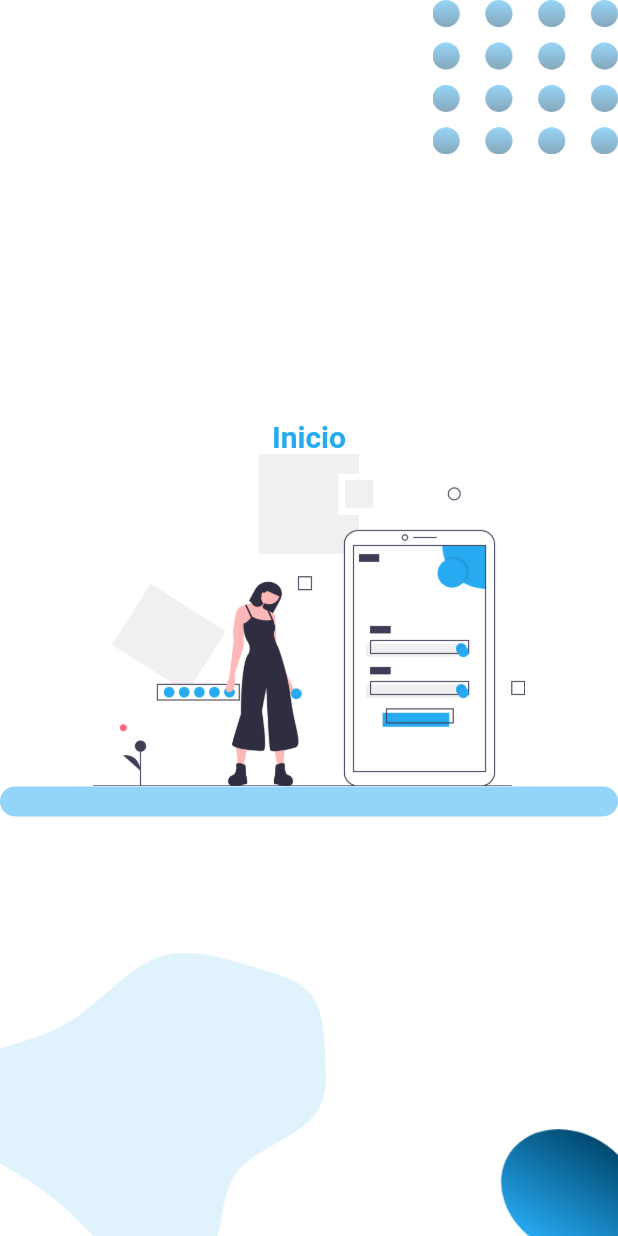
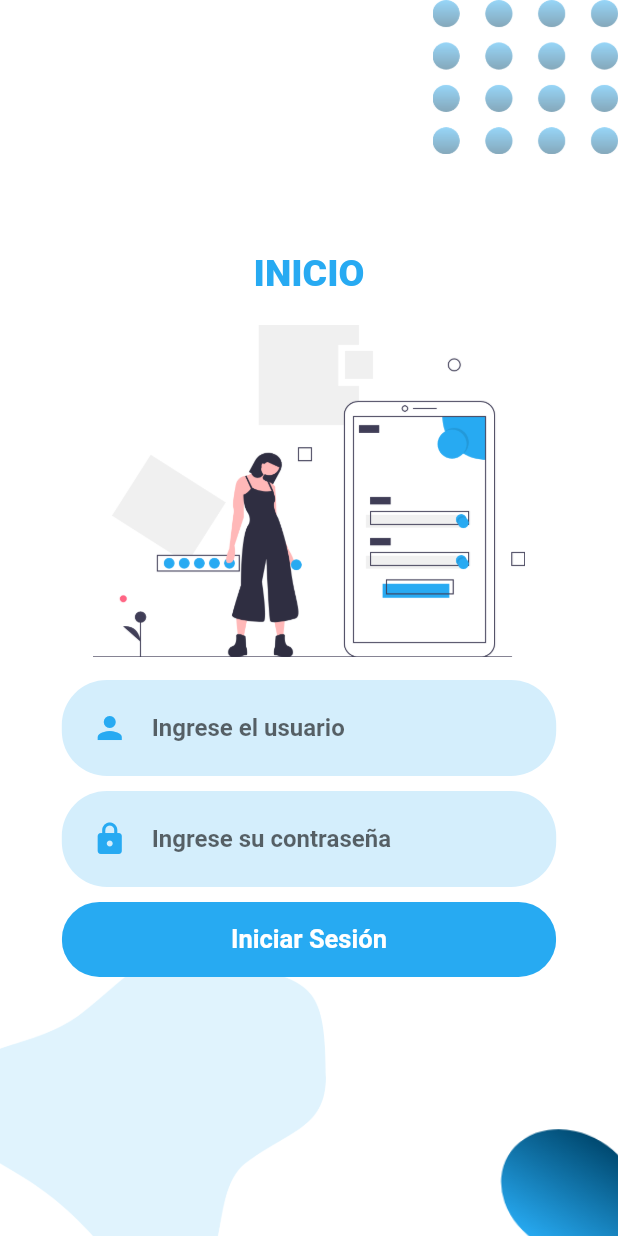
Before and after one commit to EmmanuelDeLaion/App-Mobile-Encuestas, a Flutter app: the screen it shows after launch, after a tap on "Iniciar Sesión", on a phone screen of 412 x 824 dp. Run offline on Flutter 3.47's test engine with Material 2 defaults, Android fonts, the phone set to English and light mode, and no system bars.

Commit message:
pantalla login terminada

```diff
--- a/lib/constants.dart
+++ b/lib/constants.dart
@@ -3,3 +3,4 @@ import 'package:flutter/material.dart';
 
 const colorPrimary = Color.fromRGBO(39, 170, 242, 1);
 const colorPrimaryLigth = Color.fromRGBO(39, 170, 242, 0.5);
+const colorPrimaryLigth2 = Color.fromRGBO(39, 170, 242, 0.2);
--- a/lib/screens/login/components/body.dart
+++ b/lib/screens/login/components/body.dart
@@ -1,6 +1,5 @@
 import 'package:encuestas/constants.dart';
 import 'package:encuestas/screens/login/components/background.dart';
-import 'package:encuestas/screens/login/login_screen.dart';
 import 'package:flutter/material.dart';
 
 class Body extends StatelessWidget {
@@ -12,12 +11,12 @@ class Body extends StatelessWidget {
         mainAxisAlignment: MainAxisAlignment.center,
         children: <Widget>[
           Text(
-            "Inicio",
+            "INICIO",
             style: TextStyle(
-              fontSize: 20,
-              fontWeight: FontWeight.bold,
-              color: colorPrimary
-            ),
+                fontSize: 25, fontWeight: FontWeight.w900, color: colorPrimary),
+          ),
+          SizedBox(
+            height: 20,
           ),
           Image(
             image: AssetImage(
@@ -25,11 +24,51 @@ class Body extends StatelessWidget {
             ),
             width: size.width * 0.7,
           ),
+          SizedBox(
+            height: 10,
+          ),
+          TextFieldContainer(
+            child: TextField(
+              decoration: InputDecoration(
+                  icon: Icon(
+                    Icons.person,
+                    color: colorPrimary,
+                  ),
+                  hintText: "Ingrese el usuario",
+                  hintStyle: TextStyle(fontWeight: FontWeight.bold),
+                  border: InputBorder.none),
+            ),
+          ),
+          TextFieldContainer(
+            child: TextField(
+              obscureText: true,
+              decoration: InputDecoration(
+                  icon: Icon(
+                    Icons.lock_rounded,
+                    color: colorPrimary,
+                  ),
+                  hintText: "Ingrese su contraseña",
+                  hintStyle: TextStyle(fontWeight: FontWeight.bold),
+                  border: InputBorder.none),
+            ),
+          ),
+
           Container(
-            padding: EdgeInsets.symmetric(vertical:10, horizontal:20),
-            decoration: BoxDecoration(
-              color: colorPrimaryLigth,
-              borderRadius: BorderRadius.circular(29),
+            margin: EdgeInsets.symmetric(vertical: 5),
+            width: size.width * 0.8,
+            child: ClipRRect(
+              borderRadius: BorderRadius.circular(30),
+              child: FlatButton(
+                  padding: EdgeInsets.symmetric(vertical: 15, horizontal: 40),
+                  color: colorPrimary,
+                  onLongPress: () {},
+                  child: Text(
+                    "Iniciar Sesión",
+                    style: TextStyle(
+                        fontWeight: FontWeight.bold,
+                        color: Colors.white,
+                        fontSize: 17),
+                  )),
             ),
           )
         ],
@@ -37,3 +76,24 @@ class Body extends StatelessWidget {
     );
   }
 }
+class TextFieldContainer extends StatelessWidget {
+  final Widget child;
+  const TextFieldContainer({
+    Key key,
+    this.child,
+  }) : super(key: key);
+  @override
+  Widget build(BuildContext context) {
+    Size size = MediaQuery.of(context).size;
+    return Container(
+      margin: EdgeInsets.symmetric(vertical: 5),
+      padding: EdgeInsets.symmetric(vertical: 8, horizontal: 20),
+      width: size.width * 0.8,
+      decoration: BoxDecoration(
+        color: colorPrimaryLigth2,
+        borderRadius: BorderRadius.circular(30),
+      ),
+      child: child,
+    );
+  }
+}
```
